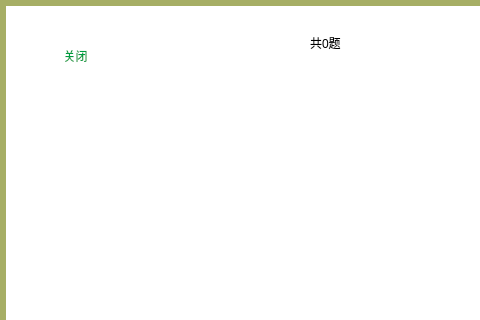
Before: the Qt Designer form QtClassClient/LayerUI/UserInterface/dialogbuildstatistics.ui in ideallx/serveree, drawn with Qt 5; both pictures show x 0 to 480 and y 0 to 320 of the 753 by 534 pixel window.
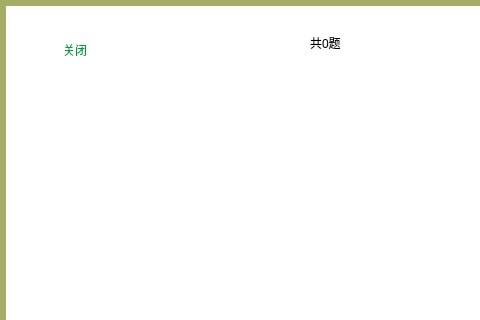
After: the same form once the commit is applied. Icons and pictures are not drawn.

The edit to the form file:
```diff
--- a/QtClassClient/LayerUI/UserInterface/dialogbuildstatistics.ui
+++ b/QtClassClient/LayerUI/UserInterface/dialogbuildstatistics.ui
@@ -51,6 +51,8 @@
 }
 
 QToolButton#tbDialogExit {
+	width: 70;
+	height: 40;
 	color: rgb(0, 157, 65);
 	font: 11pt &quot;微软雅黑&quot;;
 	background-color: white;
@@ -177,10 +179,10 @@
   <widget class="QToolButton" name="tbDialogExit">
    <property name="geometry">
     <rect>
-     <x>50</x>
-     <y>40</y>
-     <width>51</width>
-     <height>31</height>
+     <x>40</x>
+     <y>30</y>
+     <width>70</width>
+     <height>40</height>
     </rect>
    </property>
    <property name="text">
```
